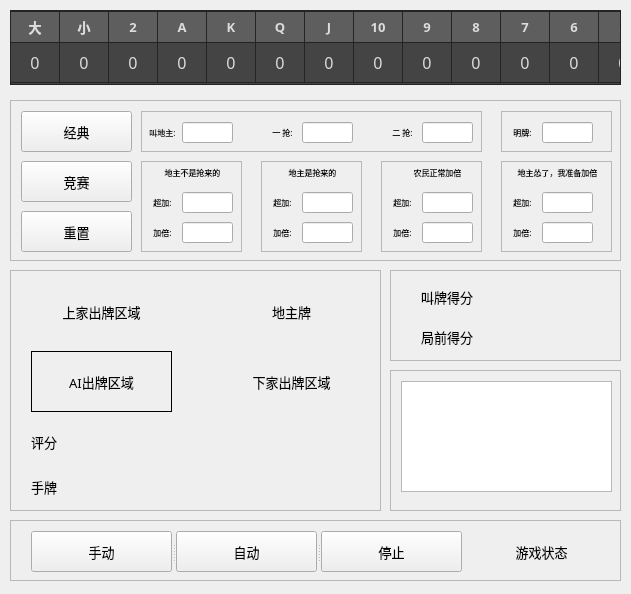
Before: the Qt Designer form MainWindow.ui in Vincentzyx/DouZero_For_HLDDZ_FullAuto, drawn with Qt 5.
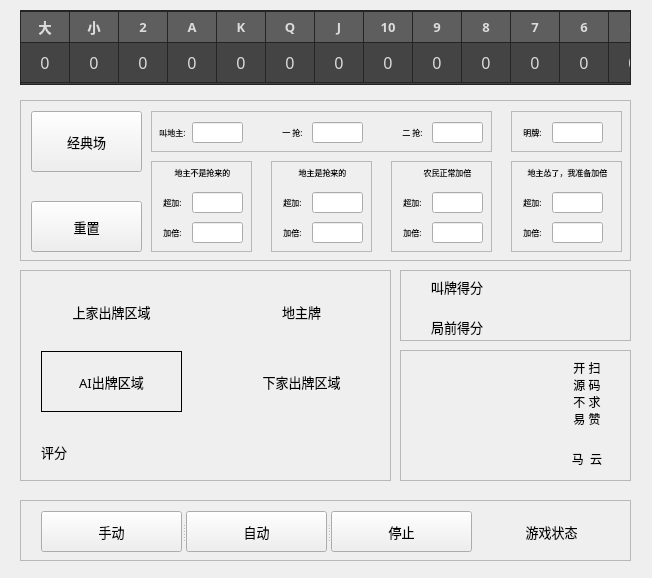
After: the same form once the commit is applied. Icons and pictures are not drawn.

```diff
--- a/MainWindow.ui
+++ b/MainWindow.ui
@@ -6,8 +6,8 @@
    <rect>
     <x>0</x>
     <y>0</y>
-    <width>631</width>
-    <height>594</height>
+    <width>652</width>
+    <height>578</height>
    </rect>
   </property>
   <property name="font">
@@ -28,7 +28,7 @@
   <widget class="QTableWidget" name="tableWidget">
    <property name="geometry">
     <rect>
-     <x>10</x>
+     <x>20</x>
      <y>10</y>
      <width>611</width>
      <height>75</height>
@@ -491,10 +491,10 @@
   <widget class="QScrollArea" name="scrollArea">
    <property name="geometry">
     <rect>
-     <x>10</x>
+     <x>20</x>
      <y>270</y>
      <width>371</width>
-     <height>241</height>
+     <height>211</height>
     </rect>
    </property>
    <property name="widgetResizable">
@@ -506,34 +506,9 @@
       <x>0</x>
       <y>0</y>
       <width>369</width>
-      <height>239</height>
+      <height>209</height>
      </rect>
     </property>
-    <widget class="QLabel" name="UserHandCards">
-     <property name="geometry">
-      <rect>
-       <x>20</x>
-       <y>200</y>
-       <width>331</width>
-       <height>31</height>
-      </rect>
-     </property>
-     <property name="font">
-      <font>
-       <family>微软雅黑</family>
-       <pointsize>10</pointsize>
-       <weight>50</weight>
-       <italic>false</italic>
-       <bold>false</bold>
-      </font>
-     </property>
-     <property name="text">
-      <string>手牌</string>
-     </property>
-     <property name="alignment">
-      <set>Qt::AlignLeading|Qt::AlignLeft|Qt::AlignVCenter</set>
-     </property>
-    </widget>
     <widget class="QLabel" name="RPlayedCard">
      <property name="geometry">
       <rect>
@@ -622,7 +597,7 @@
      <property name="geometry">
       <rect>
        <x>20</x>
-       <y>150</y>
+       <y>160</y>
        <width>331</width>
        <height>41</height>
       </rect>
@@ -676,10 +651,10 @@
   <widget class="QScrollArea" name="scrollArea_2">
    <property name="geometry">
     <rect>
-     <x>390</x>
+     <x>400</x>
      <y>270</y>
      <width>231</width>
-     <height>91</height>
+     <height>71</height>
     </rect>
    </property>
    <property name="widgetResizable">
@@ -691,14 +666,14 @@
       <x>0</x>
       <y>0</y>
       <width>229</width>
-      <height>89</height>
+      <height>69</height>
      </rect>
     </property>
     <widget class="QLabel" name="PreWinrate">
      <property name="geometry">
       <rect>
        <x>30</x>
-       <y>50</y>
+       <y>40</y>
        <width>161</width>
        <height>31</height>
       </rect>
@@ -720,7 +695,7 @@
      <property name="geometry">
       <rect>
        <x>30</x>
-       <y>10</y>
+       <y>0</y>
        <width>161</width>
        <height>31</height>
       </rect>
@@ -743,10 +718,10 @@
   <widget class="QScrollArea" name="scrollArea_3">
    <property name="geometry">
     <rect>
-     <x>390</x>
-     <y>370</y>
+     <x>400</x>
+     <y>350</y>
      <width>231</width>
-     <height>141</height>
+     <height>131</height>
     </rect>
    </property>
    <property name="widgetResizable">
@@ -758,26 +733,86 @@
       <x>0</x>
       <y>0</y>
       <width>229</width>
-      <height>139</height>
+      <height>129</height>
      </rect>
     </property>
-    <widget class="QTextEdit" name="textEdit">
+    <widget class="QLabel" name="code_label">
      <property name="geometry">
       <rect>
        <x>10</x>
        <y>10</y>
-       <width>211</width>
+       <width>141</width>
        <height>111</height>
       </rect>
      </property>
+     <property name="styleSheet">
+      <string notr="true">image: url(:/pics/code.png);</string>
+     </property>
+     <property name="text">
+      <string/>
+     </property>
+    </widget>
+    <widget class="QLabel" name="label_2">
+     <property name="geometry">
+      <rect>
+       <x>150</x>
+       <y>10</y>
+       <width>72</width>
+       <height>81</height>
+      </rect>
+     </property>
+     <property name="font">
+      <font>
+       <family>华文琥珀</family>
+       <pointsize>9</pointsize>
+       <weight>50</weight>
+       <italic>false</italic>
+       <bold>false</bold>
+      </font>
+     </property>
+     <property name="text">
+      <string>开 扫
+源 码
+不 求
+易 赞
+</string>
+     </property>
+     <property name="alignment">
+      <set>Qt::AlignCenter</set>
+     </property>
+    </widget>
+    <widget class="QLabel" name="label_3">
+     <property name="geometry">
+      <rect>
+       <x>150</x>
+       <y>100</y>
+       <width>72</width>
+       <height>15</height>
+      </rect>
+     </property>
+     <property name="font">
+      <font>
+       <family>华文新魏</family>
+       <pointsize>9</pointsize>
+       <weight>50</weight>
+       <italic>false</italic>
+       <bold>false</bold>
+      </font>
+     </property>
+     <property name="text">
+      <string>马  云</string>
+     </property>
+     <property name="alignment">
+      <set>Qt::AlignCenter</set>
+     </property>
     </widget>
    </widget>
   </widget>
   <widget class="QScrollArea" name="scrollArea_4">
    <property name="geometry">
     <rect>
-     <x>10</x>
-     <y>520</y>
+     <x>20</x>
+     <y>500</y>
      <width>611</width>
      <height>61</height>
     </rect>
@@ -879,7 +914,7 @@
   <widget class="QScrollArea" name="scrollArea_5">
    <property name="geometry">
     <rect>
-     <x>10</x>
+     <x>20</x>
      <y>100</y>
      <width>611</width>
      <height>161</height>
@@ -1375,7 +1410,7 @@
        <x>10</x>
        <y>10</y>
        <width>111</width>
-       <height>41</height>
+       <height>61</height>
       </rect>
      </property>
      <property name="font">
@@ -1388,32 +1423,7 @@
       </font>
      </property>
      <property name="text">
-      <string>经典</string>
-     </property>
-    </widget>
-    <widget class="QPushButton" name="CompetitionButton">
-     <property name="geometry">
-      <rect>
-       <x>10</x>
-       <y>60</y>
-       <width>111</width>
-       <height>41</height>
-      </rect>
-     </property>
-     <property name="font">
-      <font>
-       <family>微软雅黑</family>
-       <pointsize>10</pointsize>
-       <weight>50</weight>
-       <italic>false</italic>
-       <bold>false</bold>
-      </font>
-     </property>
-     <property name="styleSheet">
-      <string notr="true"/>
-     </property>
-     <property name="text">
-      <string>竞赛</string>
+      <string>经典场</string>
      </property>
     </widget>
     <widget class="QScrollArea" name="scrollArea_7">
@@ -1548,9 +1558,9 @@
      <property name="geometry">
       <rect>
        <x>10</x>
-       <y>110</y>
+       <y>100</y>
        <width>111</width>
-       <height>41</height>
+       <height>51</height>
       </rect>
      </property>
      <property name="font">
```
